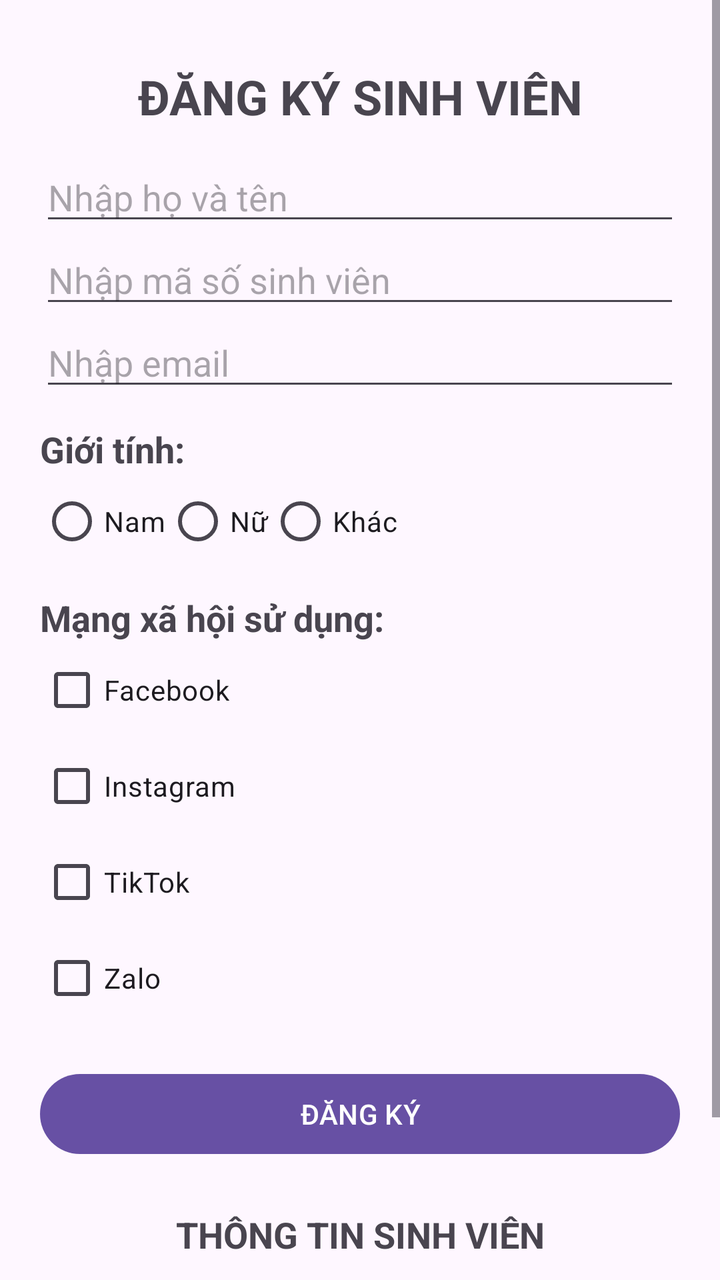
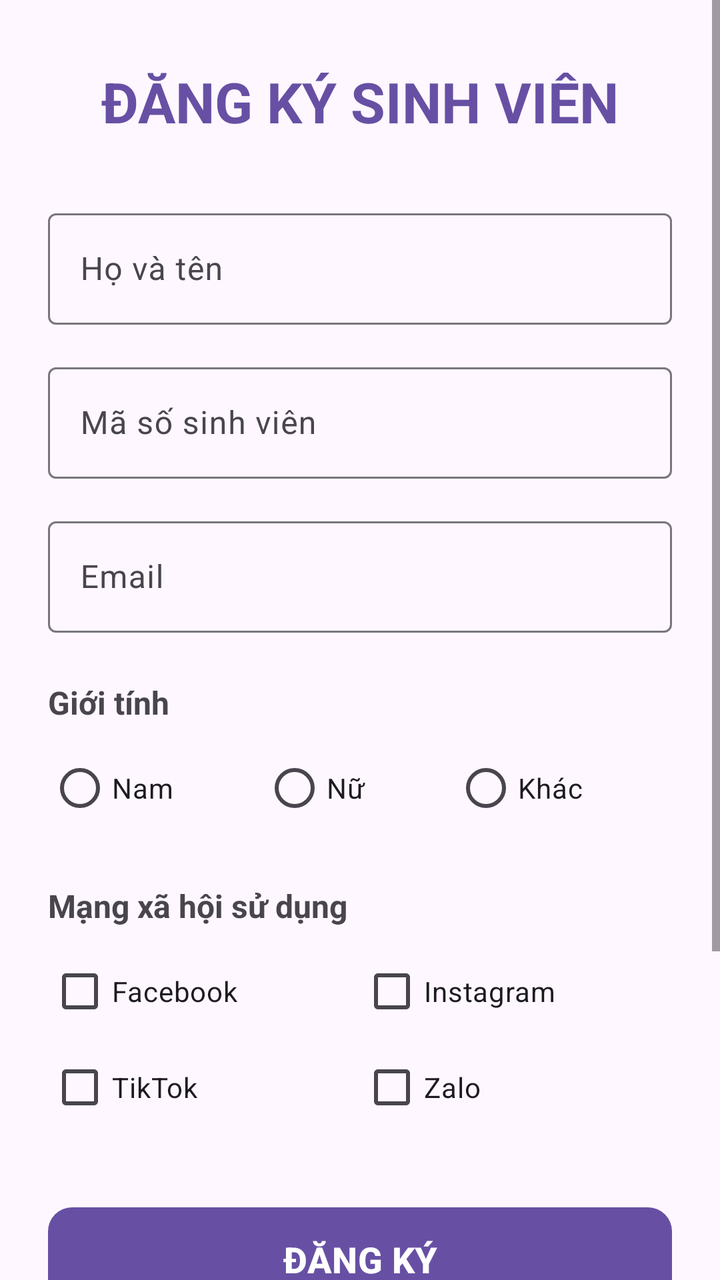

Two renders of the same Android screen: before a commit and after it. Below are the layout's source before the change and the commit's diff.
<!-- AndroidManifest.xml: application theme Theme.Lec5_Event -->
<!-- res/layout/activity_main.xml -->
<?xml version="1.0" encoding="utf-8"?>
<ScrollView xmlns:android="http://schemas.android.com/apk/res/android"
    android:layout_width="match_parent"
    android:layout_height="match_parent">

    <LinearLayout
        android:layout_width="match_parent"
        android:layout_height="wrap_content"
        android:orientation="vertical"
        android:padding="20dp">

        <TextView
            android:layout_width="match_parent"
            android:layout_height="wrap_content"
            android:text="ĐĂNG KÝ SINH VIÊN"
            android:textAlignment="center"
            android:textSize="24sp"
            android:textStyle="bold"
            android:padding="12dp" />

        <EditText
            android:id="@+id/editHoTen"
            android:layout_width="match_parent"
            android:layout_height="wrap_content"
            android:hint="Nhập họ và tên"
            android:inputType="textPersonName" />

        <EditText
            android:id="@+id/editMssv"
            android:layout_width="match_parent"
            android:layout_height="wrap_content"
            android:hint="Nhập mã số sinh viên"
            android:inputType="text" />

        <EditText
            android:id="@+id/editEmail"
            android:layout_width="match_parent"
            android:layout_height="wrap_content"
            android:hint="Nhập email"
            android:inputType="textEmailAddress" />

        <TextView
            android:layout_width="wrap_content"
            android:layout_height="wrap_content"
            android:text="Giới tính:"
            android:textSize="18sp"
            android:textStyle="bold"
            android:paddingTop="12dp" />

        <RadioGroup
            android:id="@+id/rgGioiTinh"
            android:layout_width="match_parent"
            android:layout_height="wrap_content"
            android:orientation="horizontal">

            <RadioButton
                android:id="@+id/rbNam"
                android:layout_width="wrap_content"
                android:layout_height="wrap_content"
                android:text="Nam" />

            <RadioButton
                android:id="@+id/rbNu"
                android:layout_width="wrap_content"
                android:layout_height="wrap_content"
                android:text="Nữ" />

            <RadioButton
                android:id="@+id/rbKhac"
                android:layout_width="wrap_content"
                android:layout_height="wrap_content"
                android:text="Khác" />
        </RadioGroup>

        <TextView
            android:layout_width="wrap_content"
            android:layout_height="wrap_content"
            android:text="Mạng xã hội sử dụng:"
            android:textSize="18sp"
            android:textStyle="bold"
            android:paddingTop="12dp" />

        <CheckBox
            android:id="@+id/cbFacebook"
            android:layout_width="wrap_content"
            android:layout_height="wrap_content"
            android:text="Facebook" />

        <CheckBox
            android:id="@+id/cbInstagram"
            android:layout_width="wrap_content"
            android:layout_height="wrap_content"
            android:text="Instagram" />

        <CheckBox
            android:id="@+id/cbTiktok"
            android:layout_width="wrap_content"
            android:layout_height="wrap_content"
            android:text="TikTok" />

        <CheckBox
            android:id="@+id/cbZalo"
            android:layout_width="wrap_content"
            android:layout_height="wrap_content"
            android:text="Zalo" />

        <Button
            android:id="@+id/btnDangKy"
            android:layout_width="match_parent"
            android:layout_height="wrap_content"
            android:text="ĐĂNG KÝ"
            android:layout_marginTop="20dp" />

        <TextView
            android:layout_width="match_parent"
            android:layout_height="wrap_content"
            android:text="THÔNG TIN SINH VIÊN"
            android:textStyle="bold"
            android:textSize="18sp"
            android:gravity="center"
            android:paddingTop="24dp" />

        <TextView
            android:id="@+id/tvThongTinSinhVien"
            android:layout_width="match_parent"
            android:layout_height="wrap_content"
            android:text="Họ tên: Sinh viên\nMSSV: Chưa nhập\nLớp: Chưa nhập"
            android:textSize="16sp"
            android:padding="12dp" />

    </LinearLayout>
</ScrollView>
<!-- resources referenced by this layout -->
<resources>
  <style name="Theme.Lec5_Event" parent="Base.Theme.Lec5_Event" />
  <style name="Base.Theme.Lec5_Event" parent="Theme.Material3.DayNight.NoActionBar">
          
          
      </style>
</resources>

<!-- the commit's change to res/layout/activity_main.xml (unified diff, before → after) -->
@@ -1,132 +1,207 @@
 <?xml version="1.0" encoding="utf-8"?>
 <ScrollView xmlns:android="http://schemas.android.com/apk/res/android"
+    xmlns:app="http://schemas.android.com/apk/res-auto"
     android:layout_width="match_parent"
-    android:layout_height="match_parent">
+    android:layout_height="match_parent"
+    android:fillViewport="true"
+    android:background="?android:attr/colorBackground">
 
     <LinearLayout
         android:layout_width="match_parent"
         android:layout_height="wrap_content"
         android:orientation="vertical"
-        android:padding="20dp">
+        android:padding="24dp">
 
         <TextView
             android:layout_width="match_parent"
             android:layout_height="wrap_content"
             android:text="ĐĂNG KÝ SINH VIÊN"
             android:textAlignment="center"
-            android:textSize="24sp"
-            android:textStyle="bold"
-            android:padding="12dp" />
-
-        <EditText
-            android:id="@+id/editHoTen"
-            android:layout_width="match_parent"
-            android:layout_height="wrap_content"
-            android:hint="Nhập họ và tên"
-            android:inputType="textPersonName" />
-
-        <EditText
-            android:id="@+id/editMssv"
-            android:layout_width="match_parent"
-            android:layout_height="wrap_content"
-            android:hint="Nhập mã số sinh viên"
-            android:inputType="text" />
-
-        <EditText
-            android:id="@+id/editEmail"
-            android:layout_width="match_parent"
-            android:layout_height="wrap_content"
-            android:hint="Nhập email"
-            android:inputType="textEmailAddress" />
+            android:textSize="28sp"
+            android:textColor="?attr/colorPrimary"
+            android:textStyle="bold"
+            android:layout_marginTop="8dp"
+            android:layout_marginBottom="32dp" />
+
+        <com.google.android.material.textfield.TextInputLayout
+            android:layout_width="match_parent"
+            android:layout_height="wrap_content"
+            android:layout_marginBottom="16dp"
+            android:hint="Họ và tên"
+            style="@style/Widget.Material3.TextInputLayout.OutlinedBox">
+
+            <com.google.android.material.textfield.TextInputEditText
+                android:id="@+id/editHoTen"
+                android:layout_width="match_parent"
+                android:layout_height="wrap_content"
+                android:inputType="textPersonName" />
+        </com.google.android.material.textfield.TextInputLayout>
+
+        <com.google.android.material.textfield.TextInputLayout
+            android:layout_width="match_parent"
+            android:layout_height="wrap_content"
+            android:layout_marginBottom="16dp"
+            android:hint="Mã số sinh viên"
+            style="@style/Widget.Material3.TextInputLayout.OutlinedBox">
+
+            <com.google.android.material.textfield.TextInputEditText
+                android:id="@+id/editMssv"
+                android:layout_width="match_parent"
+                android:layout_height="wrap_content"
+                android:inputType="text" />
+        </com.google.android.material.textfield.TextInputLayout>
+
+        <com.google.android.material.textfield.TextInputLayout
+            android:layout_width="match_parent"
+            android:layout_height="wrap_content"
+            android:layout_marginBottom="24dp"
+            android:hint="Email"
+            style="@style/Widget.Material3.TextInputLayout.OutlinedBox">
+
+            <com.google.android.material.textfield.TextInputEditText
+                android:id="@+id/editEmail"
+                android:layout_width="match_parent"
+                android:layout_height="wrap_content"
+                android:inputType="textEmailAddress" />
+        </com.google.android.material.textfield.TextInputLayout>
 
         <TextView
             android:layout_width="wrap_content"
             android:layout_height="wrap_content"
-            android:text="Giới tính:"
-            android:textSize="18sp"
-            android:textStyle="bold"
-            android:paddingTop="12dp" />
+            android:text="Giới tính"
+            android:textSize="16sp"
+            android:textStyle="bold"
+            android:textColor="?attr/colorOnSurfaceVariant"
+            android:layout_marginBottom="8dp"/>
 
         <RadioGroup
             android:id="@+id/rgGioiTinh"
             android:layout_width="match_parent"
             android:layout_height="wrap_content"
-            android:orientation="horizontal">
+            android:orientation="horizontal"
+            android:layout_marginBottom="24dp">
 
             <RadioButton
                 android:id="@+id/rbNam"
                 android:layout_width="wrap_content"
                 android:layout_height="wrap_content"
+                android:layout_weight="1"
                 android:text="Nam" />
 
             <RadioButton
                 android:id="@+id/rbNu"
                 android:layout_width="wrap_content"
                 android:layout_height="wrap_content"
+                android:layout_weight="1"
                 android:text="Nữ" />
 
             <RadioButton
                 android:id="@+id/rbKhac"
                 android:layout_width="wrap_content"
                 android:layout_height="wrap_content"
+                android:layout_weight="1"
                 android:text="Khác" />
         </RadioGroup>
 
         <TextView
             android:layout_width="wrap_content"
             android:layout_height="wrap_content"
-            android:text="Mạng xã hội sử dụng:"
+            android:text="Mạng xã hội sử dụng"
+            android:textSize="16sp"
+            android:textStyle="bold"
+            android:textColor="?attr/colorOnSurfaceVariant"
+            android:layout_marginBottom="8dp"/>
+
+        <LinearLayout
+            android:layout_width="match_parent"
+            android:layout_height="wrap_content"
+            android:orientation="vertical"
+            android:layout_marginBottom="32dp">
+
+            <LinearLayout
+                android:layout_width="match_parent"
+                android:layout_height="wrap_content"
+                android:orientation="horizontal">
+                <CheckBox
+                    android:id="@+id/cbFacebook"
+                    android:layout_width="0dp"
+                    android:layout_weight="1"
+                    android:layout_height="wrap_content"
+                    android:text="Facebook" />
+
+                <CheckBox
+                    android:id="@+id/cbInstagram"
+                    android:layout_width="0dp"
+                    android:layout_weight="1"
+                    android:layout_height="wrap_content"
+                    android:text="Instagram" />
+            </LinearLayout>
+
+            <LinearLayout
+                android:layout_width="match_parent"
+                android:layout_height="wrap_content"
+                android:orientation="horizontal">
+                <CheckBox
+                    android:id="@+id/cbTiktok"
+                    android:layout_width="0dp"
+                    android:layout_weight="1"
+                    android:layout_height="wrap_content"
+                    android:text="TikTok" />
+
+                <CheckBox
+                    android:id="@+id/cbZalo"
+                    android:layout_width="0dp"
+                    android:layout_weight="1"
+                    android:layout_height="wrap_content"
+                    android:text="Zalo" />
+            </LinearLayout>
+        </LinearLayout>
+
+        <com.google.android.material.button.MaterialButton
+            android:id="@+id/btnDangKy"
+            android:layout_width="match_parent"
+            android:layout_height="60dp"
+            android:text="ĐĂNG KÝ"
             android:textSize="18sp"
             android:textStyle="bold"
-            android:paddingTop="12dp" />
-
-        <CheckBox
-            android:id="@+id/cbFacebook"
-            android:layout_width="wrap_content"
-            android:layout_height="wrap_content"
-            android:text="Facebook" />
-
-        <CheckBox
-            android:id="@+id/cbInstagram"
-            android:layout_width="wrap_content"
-            android:layout_height="wrap_content"
-            android:text="Instagram" />
-
-        <CheckBox
-            android:id="@+id/cbTiktok"
-            android:layout_width="wrap_content"
-            android:layout_height="wrap_content"
-            android:text="TikTok" />
-
-        <CheckBox
-            android:id="@+id/cbZalo"
-            android:layout_width="wrap_content"
-            android:layout_height="wrap_content"
-            android:text="Zalo" />
-
-        <Button
-            android:id="@+id/btnDangKy"
-            android:layout_width="match_parent"
-            android:layout_height="wrap_content"
-            android:text="ĐĂNG KÝ"
-            android:layout_marginTop="20dp" />
-
-        <TextView
-            android:layout_width="match_parent"
-            android:layout_height="wrap_content"
-            android:text="THÔNG TIN SINH VIÊN"
-            android:textStyle="bold"
-            android:textSize="18sp"
-            android:gravity="center"
-            android:paddingTop="24dp" />
-
-        <TextView
-            android:id="@+id/tvThongTinSinhVien"
-            android:layout_width="match_parent"
-            android:layout_height="wrap_content"
-            android:text="Họ tên: Sinh viên\nMSSV: Chưa nhập\nLớp: Chưa nhập"
-            android:textSize="16sp"
-            android:padding="12dp" />
+            app:cornerRadius="12dp"
+            android:layout_marginBottom="32dp" />
+
+        <com.google.android.material.card.MaterialCardView
+            android:layout_width="match_parent"
+            android:layout_height="wrap_content"
+            app:cardCornerRadius="12dp"
+            app:cardElevation="0dp"
+            app:strokeWidth="1dp"
+            app:strokeColor="?attr/colorOutlineVariant"
+            app:cardBackgroundColor="?attr/colorSurfaceContainer">
+
+            <LinearLayout
+                android:layout_width="match_parent"
+                android:layout_height="wrap_content"
+                android:orientation="vertical"
+                android:padding="20dp">
+
+                <TextView
+                    android:layout_width="match_parent"
+                    android:layout_height="wrap_content"
+                    android:text="THÔNG TIN SINH VIÊN"
+                    android:textColor="?attr/colorPrimary"
+                    android:textStyle="bold"
+                    android:textSize="16sp"
+                    android:gravity="center"
+                    android:layout_marginBottom="12dp" />
+
+                <TextView
+                    android:id="@+id/tvThongTinSinhVien"
+                    android:layout_width="match_parent"
+                    android:layout_height="wrap_content"
+                    android:text="Họ tên: Sinh viên\nMSSV: Chưa nhập\nLớp: Chưa nhập"
+                    android:textSize="16sp"
+                    android:lineSpacingExtra="6dp"
+                    android:textColor="?attr/colorOnSurface" />
+            </LinearLayout>
+        </com.google.android.material.card.MaterialCardView>
 
     </LinearLayout>
 </ScrollView>
